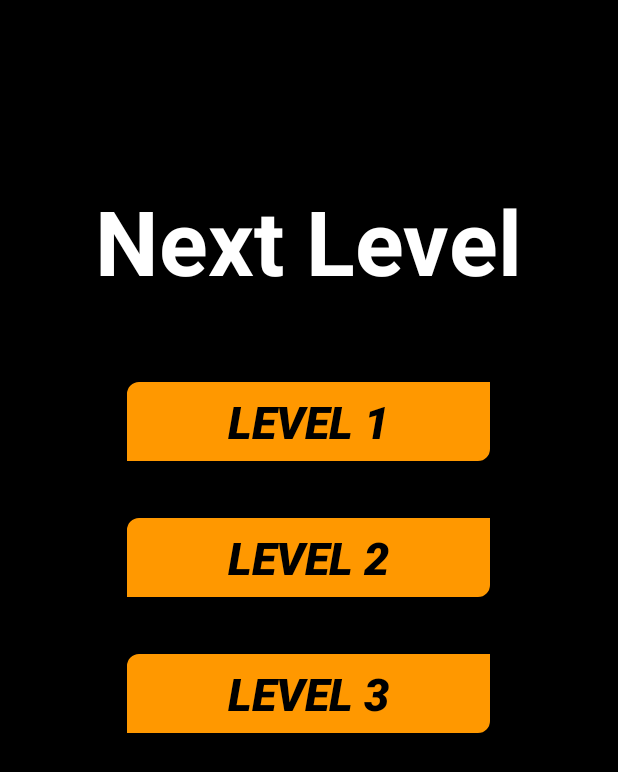
After one commit to qb184/SpaceInvaders, an Android app: the NextLevelActivity screen opened directly, with no data from a screen before it, on a phone screen of 412 x 824 dp. The commit adds this screen. Shown: the top 772 px of the screen. Run offline under Robolectric (Android 15) with nearby library versions, the phone set to English and light mode, and no system bars.

Commit message:
set up levels

```diff
--- a/app/src/main/AndroidManifest.xml
+++ b/app/src/main/AndroidManifest.xml
@@ -9,10 +9,11 @@
         android:roundIcon="@mipmap/ic_launcher_round"
         android:supportsRtl="true"
         android:theme="@style/AppTheme">
+        <activity android:name=".NextLevelActivity"></activity>
         <activity
             android:name=".GameOverActivity"
             android:label="@string/title_activity_game_over"
-            android:theme="@style/AppTheme.NoActionBar"></activity>
+            android:theme="@style/AppTheme.NoActionBar" />
         <activity android:name=".SplashActivity">
             <intent-filter>
                 <action android:name="android.intent.action.MAIN" />
--- a/app/src/main/java/com/example/spaceinvaders/GameOverActivity.java
+++ b/app/src/main/java/com/example/spaceinvaders/GameOverActivity.java
@@ -19,7 +19,7 @@ public class GameOverActivity extends AppCompatActivity {
         playAgain.setOnClickListener(new View.OnClickListener() {
             @Override
             public void onClick(View view) {
-                Intent mainIntent = new Intent(GameOverActivity.this,MainActivity.class);
+                Intent mainIntent = new Intent(GameOverActivity.this, MainActivity.class);
                 startActivity(mainIntent);
             }
         });
--- a/app/src/main/java/com/example/spaceinvaders/GameView.java
+++ b/app/src/main/java/com/example/spaceinvaders/GameView.java
@@ -33,6 +33,7 @@ public class GameView extends SurfaceView implements Runnable {
     boolean changeDirection;
     int countInvader;
     private boolean gameOver;
+    private boolean level2;
 
     public GameView(MainActivity activity, int x, int y){
         super(activity);
@@ -42,6 +43,7 @@ public class GameView extends SurfaceView implements Runnable {
         paint = new Paint();
         countInvader = 0;
         gameOver=false;
+        level2 = false;
         //scale screen
         screenRatioX = 1440f/screenX;
         screenRatioY = 2960f/screenY;
@@ -53,7 +55,7 @@ public class GameView extends SurfaceView implements Runnable {
 
     @Override
     public void run() {
-        while(!gameOver){
+        while(!gameOver && !level2){
             update();
             draw();
             sleep();
@@ -92,7 +94,10 @@ public class GameView extends SurfaceView implements Runnable {
                     bullet.setY(-300);
                     trash.add(bullet);
                     invader.setInvisible();
-                    if(score==invaders.length)  gameOver=true;
+                    if(score==invaders.length)  {
+                        //gameOver=true; ///will remove later
+                        level2 = true;
+                    }
                 }
             }
         }
@@ -110,8 +115,15 @@ public class GameView extends SurfaceView implements Runnable {
             paint.setColor(Color.WHITE);
             paint.setTextSize(80*screenRatioX);
 
-            if(!gameOver && score != invaders.length) {
-                canvas.drawText("Score: "+score,30*screenRatioX,80*screenRatioY,paint);
+
+            if (gameOver){
+                Intent gameOverIntent = new Intent(getContext(), GameOverActivity.class);
+                getContext().startActivity(gameOverIntent);
+            } else if(score == invaders.length) {
+                Intent levelIntent = new Intent(getContext(), NextLevelActivity.class);
+                getContext().startActivity(levelIntent);
+            } else {
+                canvas.drawText("Score: " + score, 30 * screenRatioX, 80 * screenRatioY, paint);
 
                 //draw ship
                 canvas.drawBitmap(playerShip.getShip(), playerShip.x, playerShip.y, paint);
@@ -124,10 +136,8 @@ public class GameView extends SurfaceView implements Runnable {
                 for (Invaders invader : invaders) {
                     canvas.drawBitmap(invader.bitmap, invader.getX(), invader.getY(), paint);
                 }
-            } else {
-                Intent gameOverIntent = new Intent(getContext(), GameOverActivity.class);
-                getContext().startActivity(gameOverIntent);
             }
+
             getHolder().unlockCanvasAndPost(canvas);
         }
     }
--- a/app/src/main/java/com/example/spaceinvaders/MainActivity.java
+++ b/app/src/main/java/com/example/spaceinvaders/MainActivity.java
@@ -39,7 +39,7 @@ public class MainActivity extends AppCompatActivity {
         gameView.resume();
     }
     public void openEndGameActivity(){
-        Intent intent = new Intent(this,MainActivity.class);
+        Intent intent = new Intent(this, MainActivity.class);
         startActivity(intent);
     }
 }
--- /dev/null
+++ b/app/src/main/java/com/example/spaceinvaders/NextLevelActivity.java
@@ -0,0 +1,27 @@
+package com.example.spaceinvaders;
+
+import androidx.appcompat.app.AppCompatActivity;
+
+import android.content.Intent;
+import android.os.Bundle;
+import android.view.View;
+import android.widget.Button;
+
+public class NextLevelActivity extends AppCompatActivity {
+    private Button level2;
+    @Override
+    protected void onCreate(Bundle savedInstanceState) {
+        super.onCreate(savedInstanceState);
+        setContentView(R.layout.activity_next_level);
+
+        level2 = findViewById(R.id.level2);
+
+        level2.setOnClickListener(new View.OnClickListener() {
+            @Override
+            public void onClick(View view) {
+                Intent level2intent = new Intent(NextLevelActivity.this, MainActivity.class);
+                startActivity(level2intent);
+            }
+        });
+    }
+}
--- /dev/null
+++ b/app/src/main/res/layout/activity_next_level.xml
@@ -0,0 +1,60 @@
+<?xml version="1.0" encoding="utf-8"?>
+<RelativeLayout xmlns:android="http://schemas.android.com/apk/res/android"
+    xmlns:app="http://schemas.android.com/apk/res-auto"
+    xmlns:tools="http://schemas.android.com/tools"
+    android:layout_width="match_parent"
+    android:layout_height="match_parent"
+    tools:context=".GameOverActivity"
+    android:background="#000000">
+
+    <TextView
+        android:layout_width="wrap_content"
+        android:layout_height="wrap_content"
+        android:id="@+id/nextlevel"
+        android:text="Next Level"
+        android:textColor="#ffffff"
+        android:textSize="60dp"
+        android:layout_centerHorizontal="true"
+        android:layout_marginTop="120dp"
+        android:textStyle="bold">
+    </TextView>
+    <Button
+        android:layout_width="250dp"
+        android:layout_height="wrap_content"
+        android:layout_centerHorizontal="true"
+        android:layout_below="@+id/nextlevel"
+        android:padding="10dp"
+        android:layout_marginTop="50dp"
+        android:text="LEVEL 1"
+        android:id="@+id/level1"
+        android:textColor="#000000"
+        android:textSize="30dp"
+        android:textStyle="bold|italic"
+        android:background="@drawable/button_background"/>
+    <Button
+        android:layout_width="250dp"
+        android:layout_height="wrap_content"
+        android:layout_centerHorizontal="true"
+        android:layout_below="@+id/level1"
+        android:padding="10dp"
+        android:layout_marginTop="30dp"
+        android:text="LEVEL 2"
+        android:id="@+id/level2"
+        android:textColor="#000000"
+        android:textSize="30dp"
+        android:textStyle="bold|italic"
+        android:background="@drawable/button_background"/>
+    <Button
+        android:layout_width="250dp"
+        android:layout_height="wrap_content"
+        android:layout_centerHorizontal="true"
+        android:layout_below="@+id/level2"
+        android:padding="10dp"
+        android:layout_marginTop="30dp"
+        android:text="LEVEL 3"
+        android:id="@+id/level3"
+        android:textColor="#000000"
+        android:textSize="30dp"
+        android:textStyle="bold|italic"
+        android:background="@drawable/button_background"/>
+</RelativeLayout>
```
Also changed, not shown: app/src/main/res/layout/activity_game_over.xml (+0 -7 lines).
